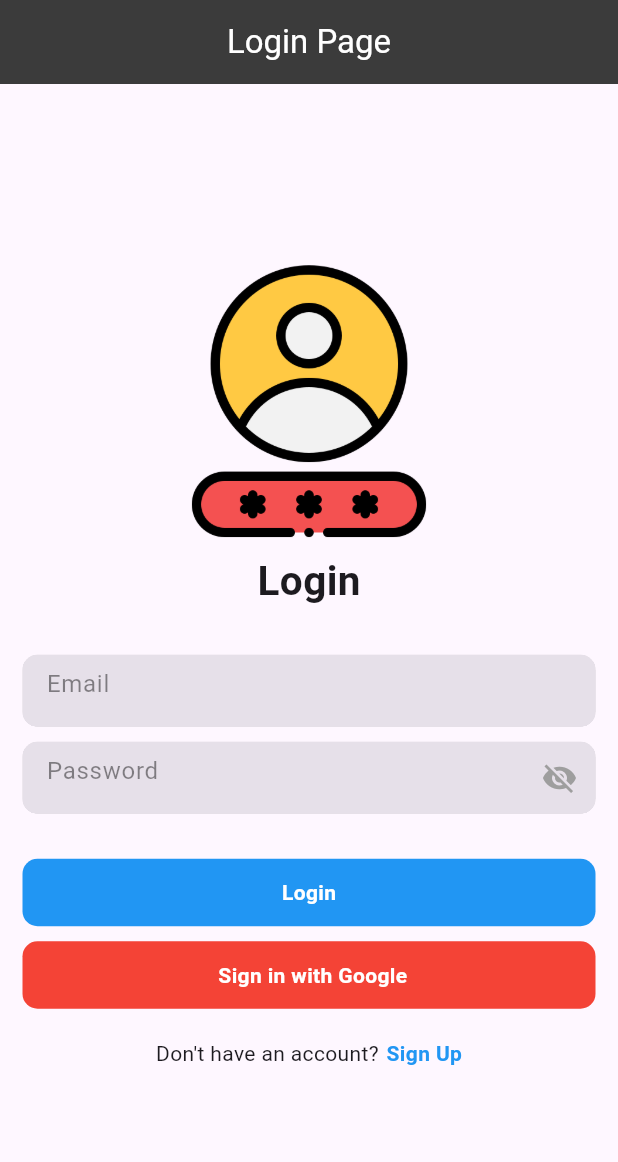
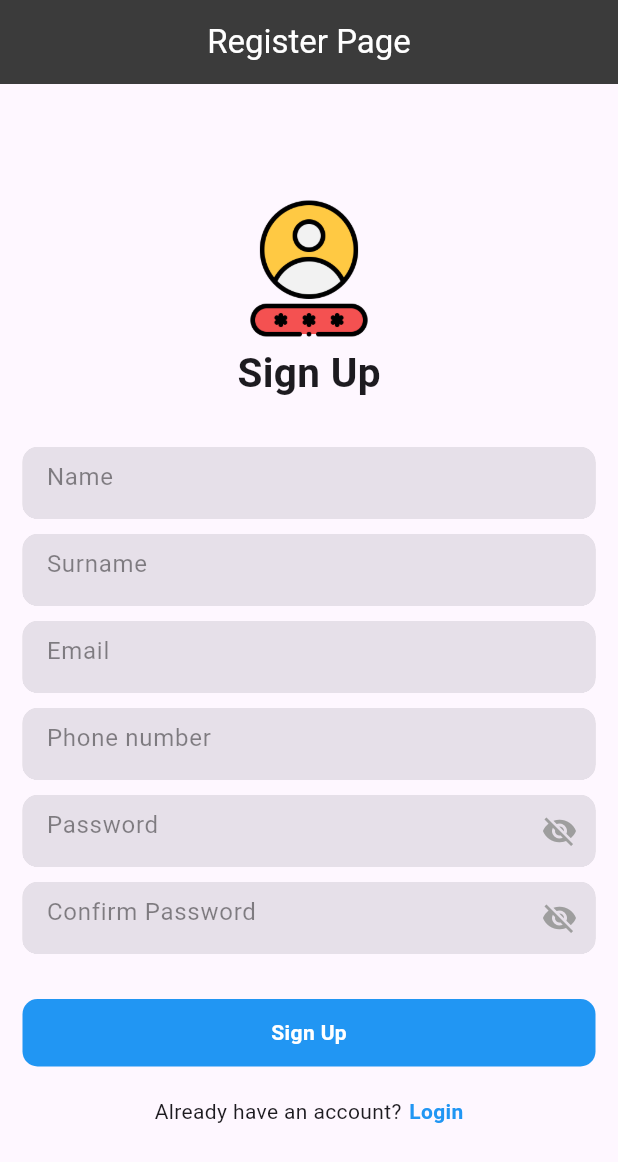
Before and after one commit to 23Coffee/Login-Page-UI, a Flutter app: the screen it shows after launch, on a phone screen of 412 x 824 dp. Shown: the top 1162 px of the screen. Run offline on Flutter 3.47's test engine with Material 3 defaults, Android fonts, the phone set to English and light mode, and no system bars.

Commit message:
update 1

```diff
--- a/lib/main.dart
+++ b/lib/main.dart
@@ -1,4 +1,3 @@
-
 import 'package:flutter/material.dart';
 
 void main() {
@@ -13,31 +12,25 @@ class MyApp extends StatelessWidget {
       theme: ThemeData(
         primarySwatch: Colors.blue,
       ),
-      home: LoginPage(),
+      home: SignUpPage(),
     );
   }
 }
 
-class LoginPage extends StatefulWidget {
-  const LoginPage({super.key});
-
-  get hintText => null;
+class SignUpPage extends StatefulWidget {
+  const SignUpPage({Key? key}) : super(key: key);
 
   @override
-  State<LoginPage> createState() => _LoginPageState();
+  State<SignUpPage> createState() => _SignUpPageState();
 }
 
-class _LoginPageState extends State<LoginPage> {
-  bool _isSigning = false;
-  TextEditingController _emailController = TextEditingController();
+class _SignUpPageState extends State<SignUpPage> {
+
   TextEditingController _passwordController = TextEditingController();
+  TextEditingController _password2Controller = TextEditingController();
 
-  @override
-  void dispose() {
-    _emailController.dispose();
-    _passwordController.dispose();
-    super.dispose();
-  }
+  bool isSigningUp = false;
+
 
   @override
   Widget build(BuildContext context) {
@@ -46,9 +39,9 @@ class _LoginPageState extends State<LoginPage> {
         backgroundColor: const Color.fromARGB(255, 59, 59, 59),
         automaticallyImplyLeading: false,
         title: Center(
-          child: Text("Login Page",
+          child: Text(
+            "Register Page",
             style: TextStyle(color: Colors.white),
-
           ),
         ),
       ),
@@ -59,20 +52,45 @@ class _LoginPageState extends State<LoginPage> {
             child: Column(
               mainAxisAlignment: MainAxisAlignment.center,
               children: [
-                Image.asset("assets/user-login.png",
-                width: 200,
-                height: 200,
+                Image.asset(
+                  "assets/user-login.png",
+                  width: 100,
+                  height: 100,
                 ),
                 Text(
-                  "Login",
+                  "Sign Up",
                   style: TextStyle(fontSize: 27, fontWeight: FontWeight.bold),
                 ),
                 SizedBox(
                   height: 30,
                 ),
                 FormContainerWidget(
-                  controller: _emailController,
+
+                  hintText: "Name",
+                  isPasswordField: false,
+                ),
+                SizedBox(
+                  height: 10,
+                ),
+                FormContainerWidget(
+
+                  hintText: "Surname",
+                  isPasswordField: false,
+                ),
+                SizedBox(
+                  height: 10,
+                ),
+                FormContainerWidget(
+
                   hintText: "Email",
+                  isPasswordField: false,
+                ),
+                SizedBox(
+                  height: 10,
+                ),
+                FormContainerWidget(
+
+                  hintText: "Phone number",
                   isPasswordField: false,
                 ),
                 SizedBox(
@@ -84,11 +102,20 @@ class _LoginPageState extends State<LoginPage> {
                   isPasswordField: true,
                 ),
                 SizedBox(
+                  height: 10,
+                ),
+                FormContainerWidget(
+                  controller: _password2Controller,
+                  hintText: "Confirm Password",
+                  isPasswordField: true,
+                ),
+                SizedBox(
                   height: 30,
                 ),
+
                 GestureDetector(
                   onTap: () {
-                    ();
+                    // Implement sign-up logic here
                   },
                   child: Container(
                     width: double.infinity,
@@ -98,71 +125,39 @@ class _LoginPageState extends State<LoginPage> {
                       borderRadius: BorderRadius.circular(10),
                     ),
                     child: Center(
-                      child: _isSigning ? CircularProgressIndicator(
-                        color: Colors.white,) : Text(
-                        "Login",
+                      child: isSigningUp
+                          ? CircularProgressIndicator(color: Colors.white)
+                          : Text(
+                              "Sign Up",
                               style: TextStyle(
                                   color: Colors.white,
-                          fontWeight: FontWeight.bold,
+                                  fontWeight: FontWeight.bold),
                             ),
                     ),
                   ),
                 ),
-                ),
-                SizedBox(height: 10,),
-                GestureDetector(
-                  onTap: () {
-                    ();
-
-                  },
-                  child: Container(
-                    width: double.infinity,
-                    height: 45,
-                    decoration: BoxDecoration(
-                      color: Colors.red,
-                      borderRadius: BorderRadius.circular(10),
-                    ),
-                    child: Center(
-                      child: Row(
-                        mainAxisAlignment: MainAxisAlignment.center,
-                        children: [
-
-                          SizedBox(width: 5,),
-                          Text(
-                            "Sign in with Google",
-                            style: TextStyle(
-                              color: Colors.white,
-                              fontWeight: FontWeight.bold,
-                            ),
-                          ),
-                        ],
-                      ),
-                    ),
-                  ),
-                ),
-
-
                 SizedBox(
                   height: 20,
                 ),
-
                 Row(
                   mainAxisAlignment: MainAxisAlignment.center,
                   children: [
-                    Text("Don't have an account?"),
+                    Text("Already have an account?"),
                     SizedBox(
                       width: 5,
                     ),
                     GestureDetector(
-                      onTap: () {},
+                        onTap: () {
+                          // Navigate to login page
+                        },
                         child: Text(
-                        "Sign Up",
+                          "Login",
                           style: TextStyle(
                               color: Colors.blue,
-                          fontWeight: FontWeight.bold,
+                              fontWeight: FontWeight.bold),
                         ),
                       ),
-                    ),
+
                   ],
                 ),
               ],
@@ -172,14 +167,10 @@ class _LoginPageState extends State<LoginPage> {
       ),
     );
   }
-
 }
 
-
 class FormContainerWidget extends StatefulWidget {
-
   final TextEditingController? controller;
-  final Key? fieldKey;
   final bool? isPasswordField;
   final String? hintText;
   final String? labelText;
@@ -192,25 +183,21 @@ class FormContainerWidget extends StatefulWidget {
   const FormContainerWidget({
     this.controller,
     this.isPasswordField,
-    this.fieldKey,
     this.hintText,
     this.labelText,
     this.helperText,
     this.onSaved,
     this.validator,
     this.onFieldSubmitted,
-    this.inputType
+    this.inputType,
   });
-
 
   @override
   _FormContainerWidgetState createState() => new _FormContainerWidgetState();
 }
 
 class _FormContainerWidgetState extends State<FormContainerWidget> {
-
   bool _obscureText = true;
-
 
   @override
   Widget build(BuildContext context) {
@@ -221,28 +208,33 @@ class _FormContainerWidgetState extends State<FormContainerWidget> {
         color: Colors.grey.withOpacity(.35),
         borderRadius: BorderRadius.circular(10),
       ),
-      child: new TextFormField(
+      child: TextFormField(
         style: TextStyle(color: Colors.black),
         controller: widget.controller,
         keyboardType: widget.inputType,
-        key: widget.fieldKey,
-        obscureText: widget.isPasswordField == true? _obscureText : false,
+        obscureText: widget.isPasswordField == true ? _obscureText : false,
         onSaved: widget.onSaved,
         validator: widget.validator,
         onFieldSubmitted: widget.onFieldSubmitted,
-        decoration: new InputDecoration(
+        decoration: InputDecoration(
           border: InputBorder.none,
           filled: true,
           hintText: widget.hintText,
           hintStyle: TextStyle(color: Colors.black45),
-          suffixIcon: new GestureDetector(
+          suffixIcon: GestureDetector(
             onTap: () {
               setState(() {
                 _obscureText = !_obscureText;
               });
             },
-            child:
-            widget.isPasswordField==true? Icon(_obscureText ? Icons.visibility_off : Icons.visibility, color: _obscureText == false ? Colors.blue : Colors.grey,) : Text(""),
+            child: widget.isPasswordField == true
+                ? Icon(
+                    _obscureText
+                        ? Icons.visibility_off
+                        : Icons.visibility,
+                    color: _obscureText == false ? Colors.blue : Colors.grey,
+                  )
+                : Text(""),
           ),
         ),
       ),
```
Also changed, not shown: w4_6488217.PNG, 5 other files. Lines whose indentation alone changed are shown as unchanged.
